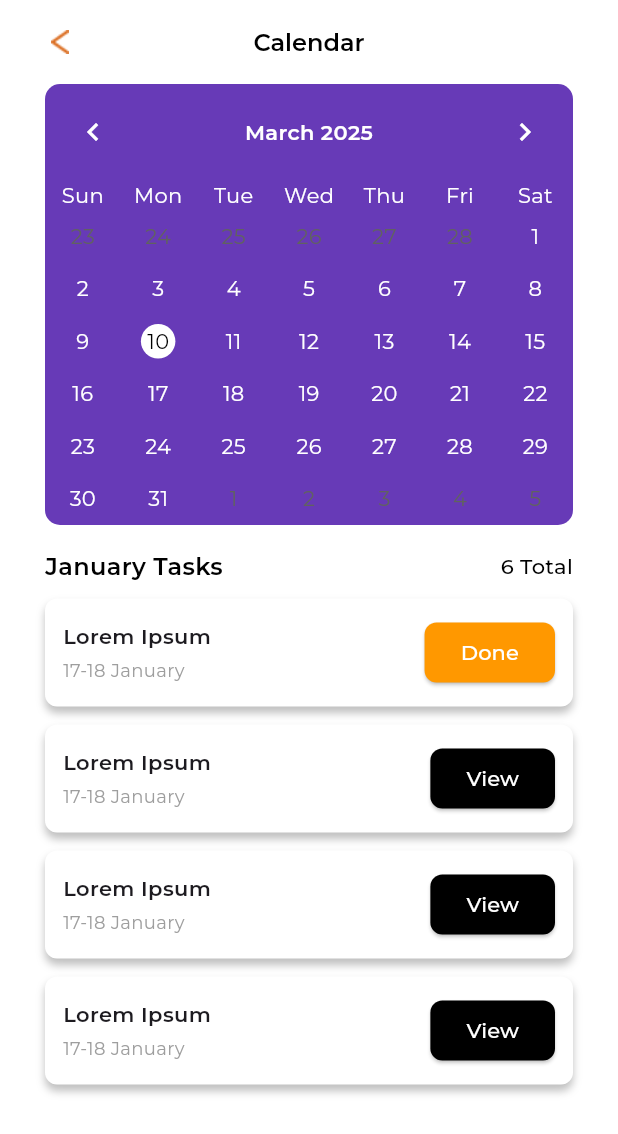
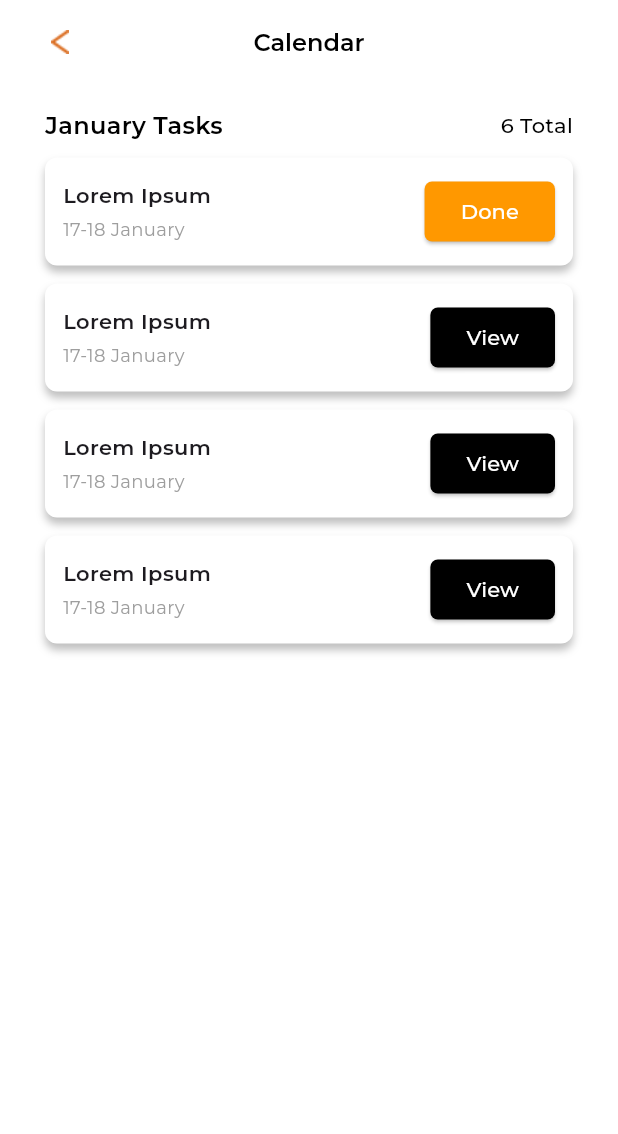
Before and after one commit to grintech/finderspageApp, a Flutter app: the EventCalendar screen opened by its route, on a phone screen of 412 x 824 dp. Shown: the top 1134 px of the screen. Run offline on Flutter 3.47's test engine with Material 3 defaults, Android fonts, the phone set to English and light mode, and no system bars; drawn by our look-alikes of table_calendar; our stand-ins replace carousel_slider, google_fonts.

Commit message:
first commit

```diff
--- a/lib/pages/Events/event_calendar.dart
+++ b/lib/pages/Events/event_calendar.dart
@@ -10,9 +10,6 @@ class EventCalendar extends StatefulWidget {
 }
 
 class _EventCalendarState extends State<EventCalendar> {
-  DateTime _selectedDay = DateTime.now();
-  DateTime _focusedDay = DateTime.now();
-
   @override
   Widget build(BuildContext context) {
     return Scaffold(
@@ -48,76 +45,6 @@ class _EventCalendarState extends State<EventCalendar> {
         child: Column(
           children: [
             // Calendar Container
-            Container(
-              width: double.infinity,
-              // height: 280,
-              decoration: BoxDecoration(
-                borderRadius: BorderRadius.circular(10),
-                color: Colors.deepPurple,
-              ),
-              child: TableCalendar(
-                firstDay: DateTime.utc(2000, 1, 1),
-                lastDay: DateTime.utc(2100, 12, 31),
-                focusedDay: _focusedDay,
-                selectedDayPredicate: (day) => isSameDay(_selectedDay, day),
-                onDaySelected: (selectedDay, focusedDay) {
-                  setState(() {
-                    _selectedDay = selectedDay;
-                    _focusedDay = focusedDay;
-                  });
-                },
-                daysOfWeekHeight:
-                    20, // Reduce space between week labels and dates
-                rowHeight: 35, // Reduce row height for dates
-                headerStyle: HeaderStyle(
-                  formatButtonVisible: false,
-                  titleCentered: true,
-                  leftChevronIcon: const Icon(
-                    Icons.chevron_left,
-                    color: Colors.white,
-                  ),
-                  rightChevronIcon: const Icon(
-                    Icons.chevron_right,
-                    color: Colors.white,
-                  ),
-                  titleTextStyle: GoogleFonts.montserrat(
-                    fontSize: 14,
-                    fontWeight: FontWeight.w600,
-                    color: Colors.white,
-                  ),
-                ),
-                calendarStyle: CalendarStyle(
-                  defaultTextStyle: GoogleFonts.montserrat(
-                    color: Colors.white,
-                    fontSize: 14,
-                  ),
-                  weekendTextStyle: GoogleFonts.montserrat(
-                    color: Colors.white,
-                    fontSize: 14,
-                  ),
-                  outsideTextStyle: GoogleFonts.montserrat(
-                    color: Color(
-                      0xff616161,
-                    ), // Previous & next month dates in black
-                    fontSize: 14,
-                  ),
-                  selectedDecoration: const BoxDecoration(
-                    color: Colors.white,
-                    shape: BoxShape.circle,
-                  ),
-                  selectedTextStyle: const TextStyle(color: Colors.black),
-                  todayDecoration: BoxDecoration(
-                    color: Colors.orange.shade200,
-                    shape: BoxShape.rectangle, // Use rectangle shape
-                    borderRadius: BorderRadius.circular(4),
-                  ),
-                ),
-                daysOfWeekStyle: DaysOfWeekStyle(
-                  weekdayStyle: GoogleFonts.montserrat(color: Colors.white),
-                  weekendStyle: GoogleFonts.montserrat(color: Colors.white),
-                ),
-              ),
-            ),
             const SizedBox(height: 16),
 
             // Tasks Header
@@ -193,7 +120,7 @@ class _EventCalendarState extends State<EventCalendar> {
                                 index == 0 ? Colors.orange : Colors.black,
                             foregroundColor: Colors.white,
                             shape: RoundedRectangleBorder(
-                              borderRadius: BorderRadius.circular(8),
+                              borderRadius: BorderRadius.circular(5),
                             ),
                           ),
                           child: Text(index == 0 ? "Done" : "View"),
--- a/lib/pages/login_page.dart
+++ b/lib/pages/login_page.dart
@@ -60,9 +60,9 @@ class _LoginPageState extends State<LoginPage> {
 
                       final navigator = Navigator.of(
                         context,
-                      ); // Store Navigator before async gap
+                      );
                       await Future.delayed(Duration(seconds: 2));
-                      navigator.pushNamed("/home"); // Use stored Navigator
+                      navigator.pushNamed("/home");
                     },
                     child: AnimatedContainer(
                       duration: Duration(seconds: 1),
--- a/lib/pages/shop.dart
+++ b/lib/pages/shop.dart
@@ -9,7 +9,7 @@ class ShopPage extends StatefulWidget {
 }
 
 class _ShopPageState extends State<ShopPage> {
-  // Active category state
+
   String activeCategory = "Beauty, Health & Personal Care";
 
   @override
--- a/lib/pages/signup.dart
+++ b/lib/pages/signup.dart
@@ -109,9 +109,7 @@ class Signup extends StatelessWidget {
               ),
               const SizedBox(height: 20),
 
-              // Inside the build method
 
-              // Use customTextField for all inputs with added padding
               Padding(
                 padding: const EdgeInsets.symmetric(horizontal: 25),
                 child: customTextField(
--- a/lib/pages/welcome.dart
+++ b/lib/pages/welcome.dart
@@ -13,10 +13,9 @@ class _WelcomeState extends State<Welcome> {
   @override
   void initState() {
     super.initState();
-    // Navigate to HomePage after 3 seconds
+
     Future.delayed(Duration(seconds: 3), () {
       if (mounted) {
-        // Check if the widget is still mounted before using context
         Navigator.pushNamed(context, MyRoutes.homeRoute);
       }
     });
```
Also changed, not shown: lib/pages/Profile/edit_profile.dart (+13 -13 lines), lib/pages/Profile/profile.dart (+6 -8 lines), lib/pages/forgot_password.dart (+4 -4 lines), lib/pages/home_page.dart (+20 -20 lines), lib/pages/login.dart (+5 -7 lines), lib/pages/notifications.dart (+5 -5 lines), lib/pages/reset_password.dart (+7 -7 lines), lib/pages/shop_single.dart (+8 -15 lines).
